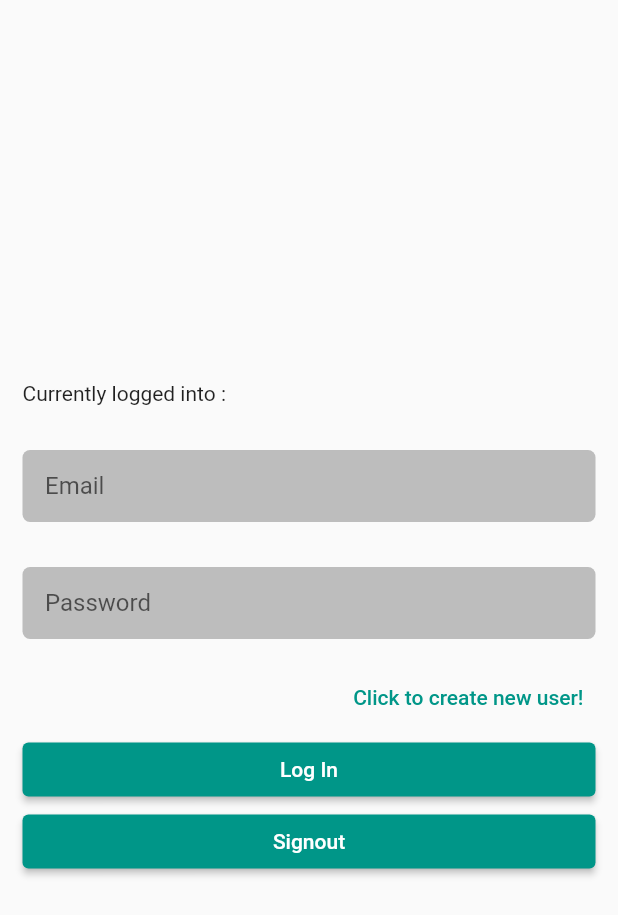
After one commit to nirmal-mazhuvanpilly/flutter_firebase_samples, a Flutter app: the screen it shows after launch, after a tap on "Authentication", on a phone screen of 412 x 824 dp. The commit adds this screen. Shown: the top 915 px of the screen. Run offline on Flutter 3.47's test engine with Material 2 defaults, Android fonts, the phone set to English and light mode, and no system bars; our stand-ins replace cloud_firestore, firebase_auth, firebase_core; accounts and stored records are empty.

Commit message:
Firbase Auth implementation

```diff
--- a/lib/main.dart
+++ b/lib/main.dart
@@ -1,5 +1,6 @@
 import 'package:flutter/material.dart';
 import 'package:firebase_core/firebase_core.dart';
+import 'package:flutter_firebase_samples/user_auth_email_password.dart';
 import 'package:flutter_firebase_samples/user_view.dart';
 
 void main() async {
@@ -54,6 +55,18 @@ class _MyHomePageState extends State<MyHomePage> {
                     ));
                   },
                   child: const Text("Users")),
+            ),
+            Padding(
+              padding: const EdgeInsets.symmetric(horizontal: 15),
+              child: ElevatedButton(
+                  onPressed: () {
+                    Navigator.of(context).push(MaterialPageRoute(
+                      builder: (context) {
+                        return const UserAuthEmailPasswordView();
+                      },
+                    ));
+                  },
+                  child: const Text("Authentication")),
             )
           ],
         ),
--- /dev/null
+++ b/lib/user_auth_email_password.dart
@@ -0,0 +1,219 @@
+import 'package:flutter/material.dart';
+import 'package:firebase_auth/firebase_auth.dart';
+
+class UserAuthEmailPasswordView extends StatefulWidget {
+  const UserAuthEmailPasswordView({Key? key}) : super(key: key);
+
+  @override
+  State<UserAuthEmailPasswordView> createState() =>
+      _UserAuthEmailPasswordViewState();
+}
+
+class _UserAuthEmailPasswordViewState extends State<UserAuthEmailPasswordView> {
+  final FirebaseAuth _auth = FirebaseAuth.instance;
+
+  final TextEditingController _emailController = TextEditingController();
+  final TextEditingController _passWordController = TextEditingController();
+
+  final ValueNotifier<bool> _isSignIn = ValueNotifier<bool>(false);
+
+  void _changeSignIn() {
+    _isSignIn.value = !_isSignIn.value;
+  }
+
+  Future<void> _logInWithEmailPassword(
+      {required BuildContext context,
+      required String email,
+      required String password}) async {
+    try {
+      await _auth
+          .signInWithEmailAndPassword(email: email, password: password)
+          .then((value) {
+        // ignore: avoid_print
+        print(value.user!.email);
+        return value;
+      });
+    } on FirebaseAuthException catch (e) {
+      // ignore: avoid_print
+      print(e);
+      _showSnackBar(context: context, message: e.message.toString());
+    } catch (e) {
+      // ignore: avoid_print
+      print(e);
+    }
+  }
+
+  Future<void> _createAccountWithEmailPassword(
+      {required BuildContext context,
+      required String email,
+      required String password}) async {
+    try {
+      await _auth.createUserWithEmailAndPassword(
+          email: email, password: password);
+    } on FirebaseAuthException catch (e) {
+      // ignore: avoid_print
+      print(e);
+      _showSnackBar(context: context, message: e.message.toString());
+    } catch (e) {
+      // ignore: avoid_print
+      print(e);
+    }
+  }
+
+  Future<void> _signOut() async {
+    await FirebaseAuth.instance.signOut();
+  }
+
+  void _showSnackBar({required BuildContext context, required String message}) {
+    final SnackBar snackBar = SnackBar(content: Text(message));
+    ScaffoldMessenger.of(context).showSnackBar(snackBar);
+  }
+
+  @override
+  void initState() {
+    super.initState();
+  }
+
+  @override
+  void dispose() {
+    _emailController.dispose();
+    _passWordController.dispose();
+    _isSignIn.dispose();
+    super.dispose();
+  }
+
+  @override
+  Widget build(BuildContext context) {
+    return Scaffold(
+      body: Center(
+        child: Column(
+          mainAxisAlignment: MainAxisAlignment.center,
+          crossAxisAlignment: CrossAxisAlignment.stretch,
+          children: [
+            StreamBuilder<User?>(
+                stream: _auth.authStateChanges(),
+                builder: (BuildContext context, AsyncSnapshot<User?> snapshot) {
+                  if (snapshot.hasError) {
+                    return const Center(child: Text('Something went wrong'));
+                  }
+                  if (snapshot.connectionState == ConnectionState.waiting) {
+                    return const Center(child: CircularProgressIndicator());
+                  }
+                  return Padding(
+                    padding: const EdgeInsets.all(15),
+                    child: snapshot.data == null
+                        ? const Text("Currently logged into : None")
+                        : Text(
+                            "Currently logged into : ${snapshot.data!.email}"),
+                  );
+                }),
+            Container(
+                margin: const EdgeInsets.all(15),
+                decoration: BoxDecoration(
+                    color: Colors.grey.shade400,
+                    borderRadius: BorderRadius.circular(5)),
+                child: TextFormField(
+                  controller: _emailController,
+                  decoration: const InputDecoration(
+                    contentPadding: EdgeInsets.symmetric(horizontal: 15),
+                    hintText: "Email",
+                    border: InputBorder.none,
+                    errorBorder: InputBorder.none,
+                    enabledBorder: InputBorder.none,
+                    focusedBorder: InputBorder.none,
+                    disabledBorder: InputBorder.none,
+                    focusedErrorBorder: InputBorder.none,
+                  ),
+                )),
+            Container(
+                margin: const EdgeInsets.all(15),
+                decoration: BoxDecoration(
+                    color: Colors.grey.shade400,
+                    borderRadius: BorderRadius.circular(5)),
+                child: TextFormField(
+                  controller: _passWordController,
+                  decoration: const InputDecoration(
+                    contentPadding: EdgeInsets.symmetric(horizontal: 15),
+                    hintText: "Password",
+                    border: InputBorder.none,
+                    errorBorder: InputBorder.none,
+                    enabledBorder: InputBorder.none,
+                    focusedBorder: InputBorder.none,
+                    disabledBorder: InputBorder.none,
+                    focusedErrorBorder: InputBorder.none,
+                  ),
+                )),
+            Padding(
+              padding: const EdgeInsets.symmetric(horizontal: 15),
+              child: Align(
+                  alignment: Alignment.centerRight,
+                  child: ValueListenableBuilder<bool>(
+                      valueListenable: _isSignIn,
+                      builder: (context, value, child) {
+                        return TextButton(
+                            onPressed: _changeSignIn,
+                            child: value
+                                ? const Text("Click to login to current user!")
+                                : const Text("Click to create new user!"));
+                      })),
+            ),
+            Padding(
+              padding: const EdgeInsets.symmetric(horizontal: 15),
+              child: ValueListenableBuilder<bool>(
+                  valueListenable: _isSignIn,
+                  builder: (context, value, child) {
+                    return ElevatedButton(
+                        onPressed: value
+                            ? () async {
+                                if (_emailController.text.isEmpty ||
+                                    _passWordController.text.isEmpty) {
+                                  _showSnackBar(
+                                      context: context,
+                                      message:
+                                          "Email & Password cannot be empty!");
+                                } else {
+                                  await _createAccountWithEmailPassword(
+                                          context: context,
+                                          email: _emailController.text,
+                                          password: _passWordController.text)
+                                      .then((value) {
+                                    _emailController.clear();
+                                    _passWordController.clear();
+                                  });
+                                }
+                              }
+                            : () async {
+                                if (_emailController.text.isEmpty ||
+                                    _passWordController.text.isEmpty) {
+                                  _showSnackBar(
+                                      context: context,
+                                      message:
+                                          "Email & Password cannot be empty!");
+                                } else {
+                                  await _logInWithEmailPassword(
+                                          context: context,
+                                          email: _emailController.text,
+                                          password: _passWordController.text)
+                                      .then((value) {
+                                    _emailController.clear();
+                                    _passWordController.clear();
+                                  });
+                                }
+                              },
+                        child: value
+                            ? const Text("Sign In")
+                            : const Text("Log In"));
+                  }),
+            ),
+            Padding(
+              padding: const EdgeInsets.symmetric(horizontal: 15),
+              child: ElevatedButton(
+                  onPressed: () async => await _signOut(),
+                  child: const Text("Signout")),
+            )
+          ],
+        ),
+      ),
+    );
+  }
+}
--- a/pubspec.yaml
+++ b/pubspec.yaml
@@ -36,11 +36,13 @@ dependencies:
   cupertino_icons: ^1.0.2
   firebase_core: ^1.10.5
   cloud_firestore: 2.5.0
+  firebase_auth: 3.3.2
 
 dev_dependencies:
   flutter_test:
     sdk: flutter
   cloud_firestore_platform_interface: 5.4.13
+  firebase_auth_platform_interface: 6.1.7
   # The "flutter_lints" package below contains a set of recommended lints to
   # encourage good coding practices. The lint set provided by the package is
   # activated in the `analysis_options.yaml` file located at the root of your
```
Also changed, not shown: pubspec.lock.
